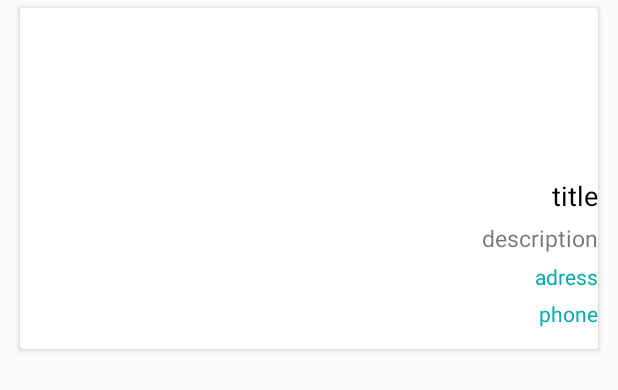
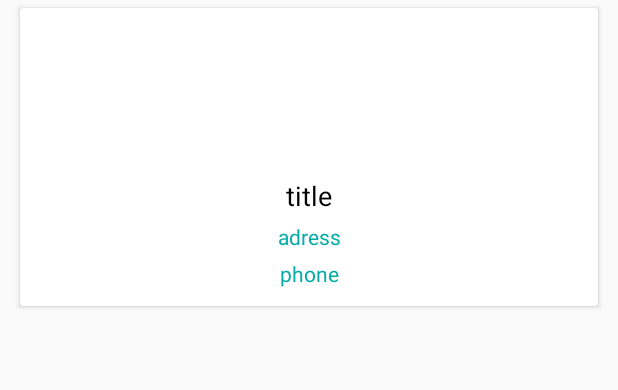
Before and after one commit to AlshimaaRifaat/Coup-Mix-App, an Android app: the layout row_search_brand.xml on its own in the app's theme, with its tools: preview values and no code run, on a phone screen of 412 x 824 dp. Shown: the top 390 px of the screen. Run offline under Robolectric (Android 15) with nearby library versions, the phone set to English and light mode, and no system bars.

Commit message:
Home Search Done +categories and brand in nav

```diff
--- a/app/src/main/java/com/example/shosho/coupmix/api/Service.java
+++ b/app/src/main/java/com/example/shosho/coupmix/api/Service.java
@@ -1,4 +1,5 @@
 package com.example.shosho.coupmix.api;
+import com.example.shosho.coupmix.model.AllBrandResponse;
 import com.example.shosho.coupmix.model.BannerResponse;
 import com.example.shosho.coupmix.model.BooksResponse;
 import com.example.shosho.coupmix.model.BrandResponse;
@@ -43,5 +44,6 @@ public interface Service {
     @POST("api/brandsearch")
     Call<SearchBrandResponse> getSearchBrandData(@Body Map<String,String> map);
 
-
+    @POST("api/brandsearch")
+    Call<AllBrandResponse> getAllBrandData(@Body Map<String,String> map);
 }
--- a/app/src/main/res/layout/fragment_category.xml
+++ b/app/src/main/res/layout/fragment_category.xml
@@ -28,7 +28,7 @@
                 android:layout_centerHorizontal="true"
                 android:layout_marginBottom="0dp"
                 android:textColor="#fff"
-                android:text="@string/AllCategories"
+                android:text="@string/Categories"
                 android:layout_centerVertical="true"
                 android:textSize="@dimen/_15sdp"
                 android:textStyle="bold" />
--- a/app/src/main/res/layout/row_search_brand.xml
+++ b/app/src/main/res/layout/row_search_brand.xml
@@ -2,7 +2,7 @@
 <android.support.v7.widget.CardView
     xmlns:android="http://schemas.android.com/apk/res/android"
     android:layout_width="match_parent"
-    android:layout_height="@dimen/_175sdp"
+    android:layout_height="@dimen/_153sdp"
     android:layout_marginTop="@dimen/_4sdp"
     android:layout_marginRight="@dimen/_10sdp"
     android:layout_marginLeft="@dimen/_10sdp">
@@ -53,49 +53,49 @@
 
         <TextView
             android:id="@+id/row_search_brand_title"
-            android:layout_width="wrap_content"
+            android:layout_width="match_parent"
             android:layout_height="wrap_content"
             android:layout_marginTop="2dp"
             android:textColor="#000"
             android:textSize="@dimen/_14sdp"
             android:text="title"
+            android:layout_centerHorizontal="true"
+            android:gravity="center"
+            android:layout_below="@id/row_search_brand_image"
             android:layout_marginLeft="@dimen/_5sdp"
-            android:layout_below="@id/row_search_brand_image"/>
+            android:layout_marginRight="@dimen/_5sdp"/>
+
 
         <TextView
-            android:id="@+id/row_search_brand_description"
-            android:layout_width="wrap_content"
-            android:layout_height="wrap_content"
-            android:layout_marginTop="@dimen/_4sdp"
-            android:textSize="@dimen/_12sdp"
-            android:text="description"
-            android:layout_marginLeft="@dimen/_5sdp"
-            android:layout_below="@id/row_search_brand_title"/>
-        <TextView
             android:id="@+id/row_search_brand_address"
-            android:layout_width="wrap_content"
+            android:layout_width="match_parent"
             android:layout_height="wrap_content"
             android:layout_marginTop="@dimen/_4sdp"
             android:text="adress"
             android:textAlignment="gravity"
-            android:gravity="left"
             android:layout_alignParentStart="true"
             android:textColor="#07aba7"
-            android:layout_below="@id/row_search_brand_description"
-            android:layout_marginLeft="@dimen/_5sdp"/>
+            android:layout_below="@id/row_search_brand_title"
+            android:layout_centerHorizontal="true"
+            android:gravity="center"
+            android:layout_marginLeft="@dimen/_5sdp"
+            android:layout_marginRight="@dimen/_5sdp"
+            />
 
         <TextView
             android:id="@+id/row_search_brand_phone"
-            android:layout_width="wrap_content"
+            android:layout_width="match_parent"
             android:layout_height="wrap_content"
             android:text="phone"
             android:layout_below="@+id/row_search_brand_address"
             android:layout_marginTop="@dimen/_4sdp"
             android:textAlignment="gravity"
-            android:gravity="left"
             android:layout_alignParentStart="true"
             android:textColor="#07aba7"
+            android:layout_centerHorizontal="true"
+            android:gravity="center"
             android:layout_marginLeft="@dimen/_5sdp"
+            android:layout_marginRight="@dimen/_5sdp"
             />
         </RelativeLayout>
 
--- a/app/src/main/res/menu/activity_navigation_drawer.xml
+++ b/app/src/main/res/menu/activity_navigation_drawer.xml
@@ -12,7 +12,10 @@
             android:id="@+id/nav_category"
             android:icon="@drawable/box"
             android:title="@string/Categories"/>
-
+        <item
+            android:id="@+id/nav_brand"
+            android:icon="@drawable/layer1"
+            android:title="@string/Brand"/>
         <item
             android:id="@+id/nav_request_order"
             android:icon="@drawable/box"
--- a/app/src/main/res/values/strings.xml
+++ b/app/src/main/res/values/strings.xml
@@ -55,7 +55,7 @@
     <string name="Details">Details</string>
     <string name="NoDataFound">No Result Found</string>
     <string name="SearchResult">Search Result</string>
-    <string name="AllCategories">All Categories</string>
+    <string name="Brand">Brand</string>
 
 
 </resources>
```
Also changed, not shown: app/src/main/java/com/example/shosho/coupmix/activity/NavigationActivity.java (+8 -5 lines), app/src/main/java/com/example/shosho/coupmix/adapter/SearchBrandAdapter.java (+4 -4 lines), app/src/main/java/com/example/shosho/coupmix/fragment/CategoryFragment.java (+15 -1 lines), 1 other file.
